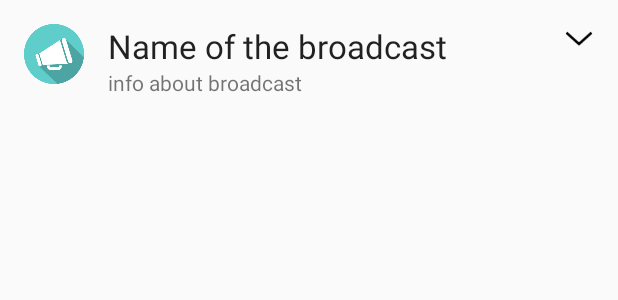
After one commit to nischalbasuti/knowtify, an Android app: the layout broadcast_fragment_item.xml on its own in the app's theme, with its tools: preview values and no code run, on a phone screen of 412 x 824 dp. The commit adds this screen. Shown: the top 300 px of the screen. Run offline under Robolectric (Android 15) with nearby library versions, the phone set to English and light mode, and no system bars; network calls fail.

Commit message:
broadcast adapter

```diff
--- a/app/src/main/java/com/hydratech19gmail/notify/CustomAdapter.java
+++ b/app/src/main/java/com/hydratech19gmail/notify/CustomAdapter.java
@@ -68,7 +68,7 @@ public class CustomAdapter extends ArrayAdapter<Notification> {
 
         broadcastThumbImage.setImageResource(R.drawable.dp_default_broadcast);
 
-        Log.d("text","getViewww");
+        Log.d("CustomAdapter","getView");
 
         return vi;
     }
--- a/app/src/main/res/layout/broadcast_fragment.xml
+++ b/app/src/main/res/layout/broadcast_fragment.xml
@@ -5,17 +5,13 @@
     xmlns:app="http://schemas.android.com/apk/res-auto"
     android:layout_width="match_parent"
     android:layout_height="match_parent"
-    android:paddingLeft="@dimen/activity_horizontal_margin"
-    android:paddingRight="@dimen/activity_horizontal_margin"
-    android:paddingTop="@dimen/activity_vertical_margin"
-    android:paddingBottom="@dimen/activity_vertical_margin"
     app:layout_behavior="@string/appbar_scrolling_view_behavior"
     tools:context="com.hydratech19gmail.notify.MainActivity">
     <ListView
         android:id="@+id/broadcast_list"
         android:layout_width="match_parent"
         android:layout_height="wrap_content"
-        android:dividerHeight="20dp"
+        android:dividerHeight="2dp"
         android:divider="#b5b5b5"
         android:listSelector="@drawable/list_selector"/>
     <android.support.design.widget.FloatingActionButton
--- /dev/null
+++ b/app/src/main/res/layout/broadcast_fragment_item.xml
@@ -0,0 +1,39 @@
+<?xml version="1.0" encoding="utf-8"?>
+<RelativeLayout xmlns:android="http://schemas.android.com/apk/res/android"
+    android:layout_width="match_parent"
+    android:layout_height="match_parent">
+    <ImageView android:id="@+id/thumbnail"
+        android:layout_width="40dp"
+        android:layout_height="40dp"
+        android:layout_alignParentLeft="true"
+        android:src="@drawable/announcement_icon"
+        android:layout_margin="@dimen/fab_margin">
+    </ImageView>
+
+    <TextView
+        android:id="@+id/broadcast_name"
+        android:layout_width="wrap_content"
+        android:layout_height="wrap_content"
+        android:layout_alignTop="@+id/thumbnail"
+        android:layout_toRightOf="@+id/thumbnail"
+        android:textAppearance="?android:attr/textAppearanceLarge"
+        android:text="Name of the broadcast" />
+    <TextView
+        android:id="@+id/broadcast_info"
+        android:layout_width="wrap_content"
+        android:layout_height="wrap_content"
+        android:layout_below="@+id/broadcast_name"
+        android:layout_toRightOf="@+id/thumbnail"
+        android:textAppearance="?android:attr/textAppearanceSmall"
+        android:text="info about broadcast"
+        android:layout_marginEnd="@dimen/fab_margin"/>
+
+    <ImageView
+        android:layout_width="20dp"
+        android:layout_height="20dp"
+        android:id="@+id/dropDownMenu"
+        android:src="@drawable/ic_dropdown_menu"
+        android:layout_margin="@dimen/fab_margin"
+        android:layout_alignParentEnd="true"
+        />
+</RelativeLayout>
```
Also changed, not shown: app/src/main/java/com/hydratech19gmail/notify/Broadcast.java (added, +38 -0 lines), app/src/main/java/com/hydratech19gmail/notify/BroadcastAdapter.java (added, +56 -0 lines), app/src/main/java/com/hydratech19gmail/notify/BroadcastFragment.java (+35 -0 lines), app/src/main/res/drawable/announcement_icon.png (added).
